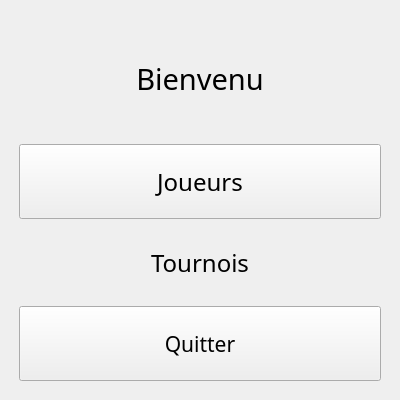
This is views/qt_ux/main_window.ui in Gremy44/P4_repository as Qt 5 draws it before an edit. The edited form follows.
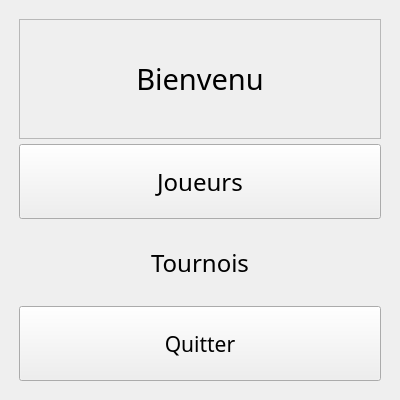
This is the edited form.

Patch:
```diff
--- a/views/qt_ux/main_window.ui
+++ b/views/qt_ux/main_window.ui
@@ -55,12 +55,21 @@
           <verstretch>0</verstretch>
          </sizepolicy>
         </property>
+        <property name="minimumSize">
+         <size>
+          <width>0</width>
+          <height>120</height>
+         </size>
+        </property>
         <property name="font">
          <font>
           <family>Noto Sans</family>
           <pointsize>22</pointsize>
          </font>
         </property>
+        <property name="frameShape">
+         <enum>QFrame::StyledPanel</enum>
+        </property>
         <property name="text">
          <string>Bienvenu</string>
         </property>
```
